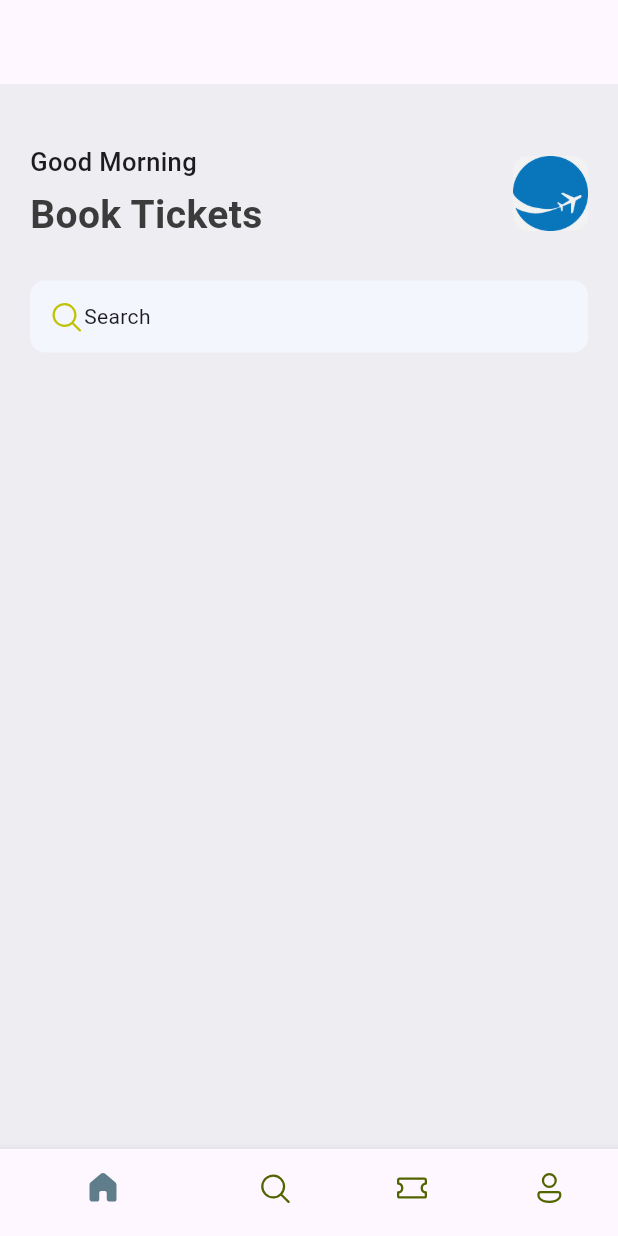
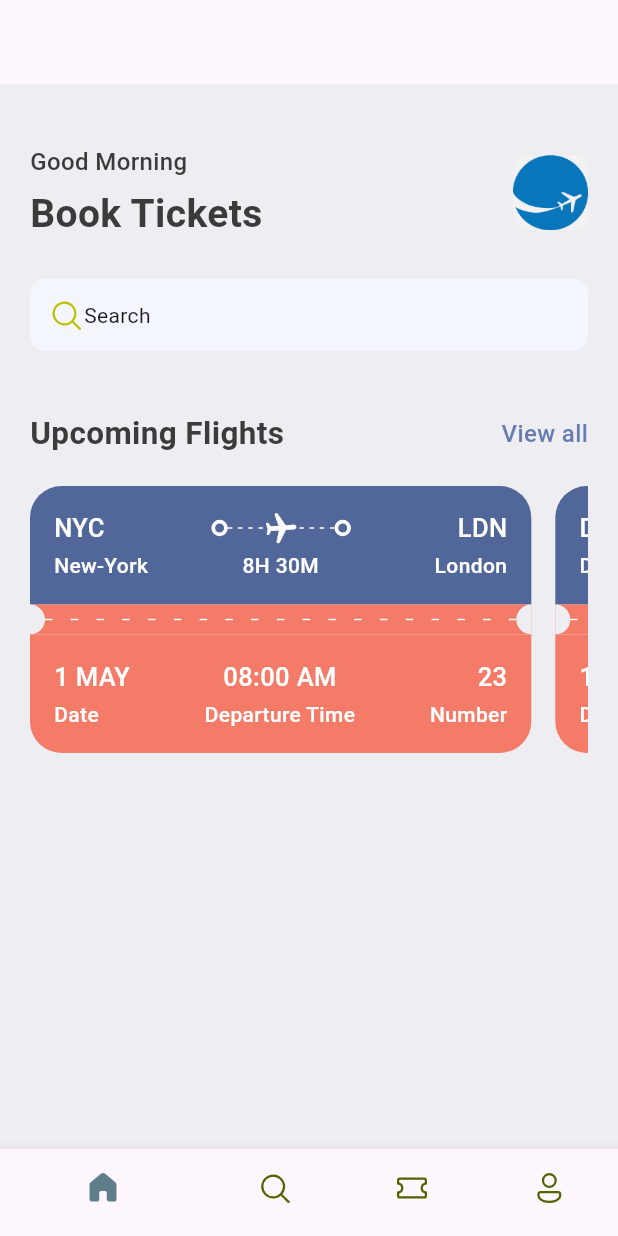
Before and after one commit to Saud-Al-Faisal/ticket_app, a Flutter app: the screen it shows after launch, on a phone screen of 412 x 824 dp. Run offline on Flutter 3.47's test engine with Material 3 defaults, Android fonts, the phone set to English and light mode, and no system bars; our stand-ins replace fluentui_icons; missing offline and left inert: dart:ffi.

Commit message:
feat:add ticket slide view

```diff
--- a/lib/base/res/styles/app_styles.dart
+++ b/lib/base/res/styles/app_styles.dart
@@ -6,13 +6,22 @@ class AppStyles {
   static Color primaryColor = primary;
   static Color primaryBackGroundColor = const Color(0xFFeeedf2);
   static Color textColor = const Color(0xFF3b3b3b);
-  static const TextStyle headingStyle1 = TextStyle(
-      fontSize: 17,
-      fontWeight: FontWeight.w500
-  );
-  static final TextStyle headingStyle2 = TextStyle(
-      color: textColor,
-      fontSize: 26,
-      fontWeight: FontWeight.bold
-  );
+
+  static Color ticketTopColor = const Color(0xFF526799);
+  static Color ticketBottomColor = const Color(0XFFF37B67);
+
+  static final TextStyle textStyle =
+      TextStyle(color: textColor, fontSize: 16, fontWeight: FontWeight.w500);
+
+  static TextStyle headingStyle1 =
+      TextStyle(fontSize: 26, fontWeight: FontWeight.bold, color: textColor);
+
+  static final TextStyle headingStyle2 =
+      TextStyle(color: textColor, fontSize: 21, fontWeight: FontWeight.bold);
+
+  static const TextStyle headingStyle3 =
+      TextStyle(fontSize: 17, fontWeight: FontWeight.w500);
+
+  static const TextStyle headingStyle4 =
+      TextStyle(fontSize: 14, fontWeight: FontWeight.w500);
 }
--- /dev/null
+++ b/lib/base/widgets/app_layout_builder.dart
@@ -0,0 +1,28 @@
+import 'package:flutter/material.dart';
+
+class AppLayoutBuilder extends StatelessWidget {
+  final int dividerNumber;
+  final double width;
+
+  const AppLayoutBuilder({super.key, required this.dividerNumber, this.width=3});
+
+  @override
+  Widget build(BuildContext context) {
+    return LayoutBuilder(
+        builder: (BuildContext context, BoxConstraints constraints) {
+      final int noOfWidgets =
+          (constraints.constrainWidth() / dividerNumber).floor();
+      return Flex(
+        mainAxisAlignment: MainAxisAlignment.spaceBetween,
+        direction: Axis.horizontal,
+        children: List.generate(noOfWidgets, (index) => SizedBox(
+          width: width,
+          height: 1,
+          child: const DecoratedBox(decoration: BoxDecoration(
+            color: Colors.white
+          )),
+        )),
+      );
+    });
+  }
+}
--- /dev/null
+++ b/lib/base/widgets/big_dot.dart
@@ -0,0 +1,18 @@
+import 'package:flutter/material.dart';
+
+class BigDot extends StatelessWidget {
+  const BigDot({super.key});
+
+  @override
+  Widget build(BuildContext context) {
+    return Container(
+      padding: const EdgeInsets.all(3),
+      decoration: BoxDecoration(
+          border: Border.all(
+            width: 2.5,
+            color: Colors.white,
+          ),
+          borderRadius: BorderRadius.circular(20)),
+    );
+  }
+}
--- /dev/null
+++ b/lib/base/widgets/half_circle.dart
@@ -0,0 +1,28 @@
+import 'dart:ffi';
+
+import 'package:flutter/material.dart';
+import 'package:ticket_app/base/res/styles/app_styles.dart';
+
+class HalfCircle extends StatelessWidget {
+  final bool isRight;
+
+  const HalfCircle({super.key, required this.isRight});
+
+  @override
+  Widget build(BuildContext context) {
+    return SizedBox(
+      height: 20,
+      width: 10,
+      child: DecoratedBox(
+          decoration: BoxDecoration(
+              color: AppStyles.primaryBackGroundColor,
+              borderRadius: (isRight == true)
+                  ? const BorderRadius.only(
+                      topRight: Radius.circular(20),
+                      bottomRight: Radius.circular(20))
+                  : const BorderRadius.only(
+                      topLeft: Radius.circular(20),
+                      bottomLeft: Radius.circular(20)))),
+    );
+  }
+}
--- /dev/null
+++ b/lib/base/widgets/ticket_column_text.dart
@@ -0,0 +1,27 @@
+import 'package:flutter/material.dart';
+import 'package:ticket_app/base/widgets/ticket_text_medium.dart';
+import 'package:ticket_app/base/widgets/ticket_text_small.dart';
+
+class TicketColumnText extends StatelessWidget {
+  final String topLabel;
+  final String bottomLabel;
+  final CrossAxisAlignment alignment;
+
+  const TicketColumnText(
+      {super.key,
+      required this.topLabel,
+      required this.bottomLabel,
+      required this.alignment});
+
+  @override
+  Widget build(BuildContext context) {
+    return Column(
+      crossAxisAlignment: alignment,
+      children: [
+        TicketTextMedium(text: topLabel),
+        const SizedBox(height: 3),
+        TicketTextSmall(text: bottomLabel),
+      ],
+    );
+  }
+}
--- /dev/null
+++ b/lib/base/widgets/ticket_text_medium.dart
@@ -0,0 +1,14 @@
+import 'package:flutter/material.dart';
+import 'package:ticket_app/base/res/styles/app_styles.dart';
+
+class TicketTextMedium extends StatelessWidget {
+  final String text;
+
+  const TicketTextMedium({super.key, required this.text});
+
+  @override
+  Widget build(BuildContext context) {
+    return Text(text,
+        style: AppStyles.headingStyle3.copyWith(color: Colors.white));
+  }
+}
--- /dev/null
+++ b/lib/base/widgets/ticket_text_small.dart
@@ -0,0 +1,17 @@
+import 'package:flutter/material.dart';
+import 'package:ticket_app/base/res/styles/app_styles.dart';
+
+class TicketTextSmall extends StatelessWidget {
+  final String text;
+  final TextAlign align;
+
+  const TicketTextSmall(
+      {super.key, required this.text, this.align = TextAlign.start});
+
+  @override
+  Widget build(BuildContext context) {
+    return Text(text,
+        textAlign: align,
+        style: AppStyles.headingStyle4.copyWith(color: Colors.white));
+  }
+}
--- /dev/null
+++ b/lib/base/widgets/ticket_view.dart
@@ -0,0 +1,125 @@
+import 'package:flutter/material.dart';
+import 'package:ticket_app/base/res/styles/app_styles.dart';
+import 'package:ticket_app/base/widgets/app_layout_builder.dart';
+import 'package:ticket_app/base/widgets/big_dot.dart';
+import 'package:ticket_app/base/widgets/half_circle.dart';
+import 'package:ticket_app/base/widgets/ticket_column_text.dart';
+import 'package:ticket_app/base/widgets/ticket_text_medium.dart';
+import 'package:ticket_app/base/widgets/ticket_text_small.dart';
+
+class TicketView extends StatelessWidget {
+  final Map<String, dynamic> ticket;
+
+  const TicketView({super.key, required this.ticket});
+
+  @override
+  Widget build(BuildContext context) {
+    final size = MediaQuery.of(context).size;
+    return SizedBox(
+      width: size.width * 0.85,
+      height: 189,
+      child: Container(
+        margin: const EdgeInsets.only(right: 16),
+        child: Column(
+          children: [
+            Container(
+              padding: const EdgeInsets.all(16),
+              decoration: BoxDecoration(
+                  color: AppStyles.ticketTopColor,
+                  borderRadius: const BorderRadius.only(
+                      topLeft: Radius.circular(21),
+                      topRight: Radius.circular(21))),
+              child: Column(
+                children: [
+                  Row(
+                    children: [
+                      TicketTextMedium(text: ticket['from']['code']),
+                      Expanded(child: Container()),
+                      const BigDot(),
+                      Expanded(
+                          child: Stack(
+                        children: [
+                          const SizedBox(
+                            height: 24,
+                            child: AppLayoutBuilder(dividerNumber: 6),
+                          ),
+                          Center(
+                            child: Transform.rotate(
+                                angle: 1.5,
+                                child: const Icon(Icons.local_airport_rounded,
+                                    color: Colors.white)),
+                          ),
+                        ],
+                      )),
+                      const BigDot(),
+                      Expanded(child: Container()),
+                      TicketTextMedium(text: ticket['to']['code']),
+                    ],
+                  ),
+                  const SizedBox(height: 3),
+                  Row(
+                    children: [
+                      SizedBox(
+                        width: 100,
+                        child: TicketTextSmall(text: ticket['from']['name']),
+                      ),
+                      Expanded(child: Container()),
+                      TicketTextSmall(text: ticket['flying_time']),
+                      Expanded(child: Container()),
+                      SizedBox(
+                        width: 100,
+                        child: TicketTextSmall(
+                            text: ticket['to']['name'], align: TextAlign.end),
+                      ),
+                    ],
+                  )
+                ],
+              ),
+            ),
+            Container(
+              color: AppStyles.ticketBottomColor,
+              child: const Row(
+                children: [
+                  HalfCircle(isRight: true),
+                  Expanded(
+                      child: AppLayoutBuilder(dividerNumber: 16, width: 5)),
+                  HalfCircle(isRight: false),
+                ],
+              ),
+            ),
+            Container(
+              padding: const EdgeInsets.all(16),
+              decoration: BoxDecoration(
+                  color: AppStyles.ticketBottomColor,
+                  borderRadius: const BorderRadius.only(
+                      bottomLeft: Radius.circular(21),
+                      bottomRight: Radius.circular(21))),
+              child: Column(
+                children: [
+                  Row(
+                    children: [
+                      TicketColumnText(
+                          topLabel: ticket['date'],
+                          bottomLabel: "Date",
+                          alignment: CrossAxisAlignment.start),
+                      Expanded(child: Container()),
+                      TicketColumnText(
+                          topLabel: ticket['departure_time'],
+                          bottomLabel: "Departure Time",
+                          alignment: CrossAxisAlignment.center),
+                      Expanded(child: Container()),
+                      TicketColumnText(
+                          topLabel: ticket['number'].toString(),
+                          bottomLabel: "Number",
+                          alignment: CrossAxisAlignment.end),
+                    ],
+                  )
+                ],
+              ),
+            ),
+          ],
+        ),
+      ),
+    );
+  }
+}
--- /dev/null
+++ b/lib/base/widgets/title_double_text.dart
@@ -0,0 +1,25 @@
+import 'package:flutter/material.dart';
+import 'package:ticket_app/base/res/styles/app_styles.dart';
+
+class TitleDoubleText extends StatelessWidget {
+  const TitleDoubleText(
+      {super.key, required this.titleText, required this.linkText});
+
+  final String titleText;
+  final String linkText;
+
+  @override
+  Widget build(BuildContext context) {
+    return Row(
+      mainAxisAlignment: MainAxisAlignment.spaceBetween,
+      children: [
+        Text(titleText,
+            style: AppStyles.headingStyle2),
+        InkWell(
+          onTap: () {},
+          child: Text(linkText, style: AppStyles.textStyle.copyWith(color: AppStyles.primaryColor)),
+        )
+      ],
+    );
+  }
+}
--- /dev/null
+++ b/lib/data/ticket_data.dart
@@ -0,0 +1,44 @@
+List<Map<String, dynamic>> ticketList = [
+  {
+    'from': {
+      'code':"NYC",
+      'name':"New-York"
+    },
+    'to': {
+      'code':"LDN",
+      'name':"London"
+    },
+    'flying_time': '8H 30M',
+    'date': "1 MAY",
+    'departure_time':"08:00 AM",
+    "number":23
+  },
+  {
+    'from': {
+      'code':"DK",
+      'name':"Dhaka"
+    },
+    'to': {
+      'code':"SH",
+      'name':"Shanghai"
+    },
+    'flying_time': '4H 20M',
+    'date': "10 MAY",
+    'departure_time':"09:00 AM",
+    "number":45
+  },
+  {
+    'from': {
+      'code':"CTG",
+      'name':"Chittagong"
+    },
+    'to': {
+      'code':"KLK",
+      'name':"Kolkata"
+    },
+    'flying_time': '5H 20M',
+    'date': "20 MAY",
+    'departure_time':"10:00 AM",
+    "number":45
+  },
+];
--- a/lib/main.dart
+++ b/lib/main.dart
@@ -12,8 +12,7 @@ class MyApp extends StatelessWidget {
   Widget build(BuildContext context) {
     return MaterialApp(
       title: 'Ticket Application',
-      theme: ThemeData(
-          ),
+      theme: ThemeData(),
       home: const BottomNavBar(),
       debugShowCheckedModeBanner: false,
     );
--- a/lib/screens/home_screen.dart
+++ b/lib/screens/home_screen.dart
@@ -2,6 +2,10 @@ import 'package:fluentui_icons/fluentui_icons.dart';
 import 'package:flutter/material.dart';
 import 'package:ticket_app/base/res/media.dart';
 import 'package:ticket_app/base/res/styles/app_styles.dart';
+import 'package:ticket_app/base/widgets/ticket_view.dart';
+import 'package:ticket_app/base/widgets/title_double_text.dart';
+
+import '../data/ticket_data.dart';
 
 class HomeScreen extends StatelessWidget {
   const HomeScreen({super.key});
@@ -23,12 +27,11 @@ class HomeScreen extends StatelessWidget {
                       Column(
                         crossAxisAlignment: CrossAxisAlignment.start,
                         children: [
-                      const Text("Good Morning",
-                          style: AppStyles.headingStyle1),
+                          Text("Good Morning", style: AppStyles.textStyle),
                           const SizedBox(
                             height: 5,
                           ),
-                      Text("Book Tickets", style: AppStyles.headingStyle2),
+                          Text("Book Tickets", style: AppStyles.headingStyle1),
                         ],
                       ),
                       Container(
@@ -44,11 +47,11 @@ class HomeScreen extends StatelessWidget {
                   ),
                   const SizedBox(height: 25),
                   Container(
-                padding: const EdgeInsets.symmetric(horizontal:12, vertical:12),
+                    padding: const EdgeInsets.symmetric(
+                        horizontal: 12, vertical: 12),
                     decoration: BoxDecoration(
                         borderRadius: BorderRadius.circular(10),
-                  color: const Color(0xFFF4F6Fd)
-                ),
+                        color: const Color(0xFFF4F6Fd)),
                     child: const Row(
                       children: [
                         Icon(FluentSystemIcons.ic_fluent_search_regular,
@@ -56,7 +59,19 @@ class HomeScreen extends StatelessWidget {
                         Text("Search"),
                       ],
                     ),
-              )
+                  ),
+                  const SizedBox(height: 40),
+                  const TitleDoubleText(
+                      titleText: "Upcoming Flights", linkText: "View all"),
+                  const SizedBox(height: 20),
+                  SingleChildScrollView(
+                      scrollDirection: Axis.horizontal,
+                      child: Row(
+                        children: ticketList.take(2)
+                            .map((singleTicket) =>
+                                TicketView(ticket: singleTicket))
+                            .toList(),
+                      ))
                 ],
               ),
             ),
```
Lines whose indentation alone changed are shown as unchanged.
